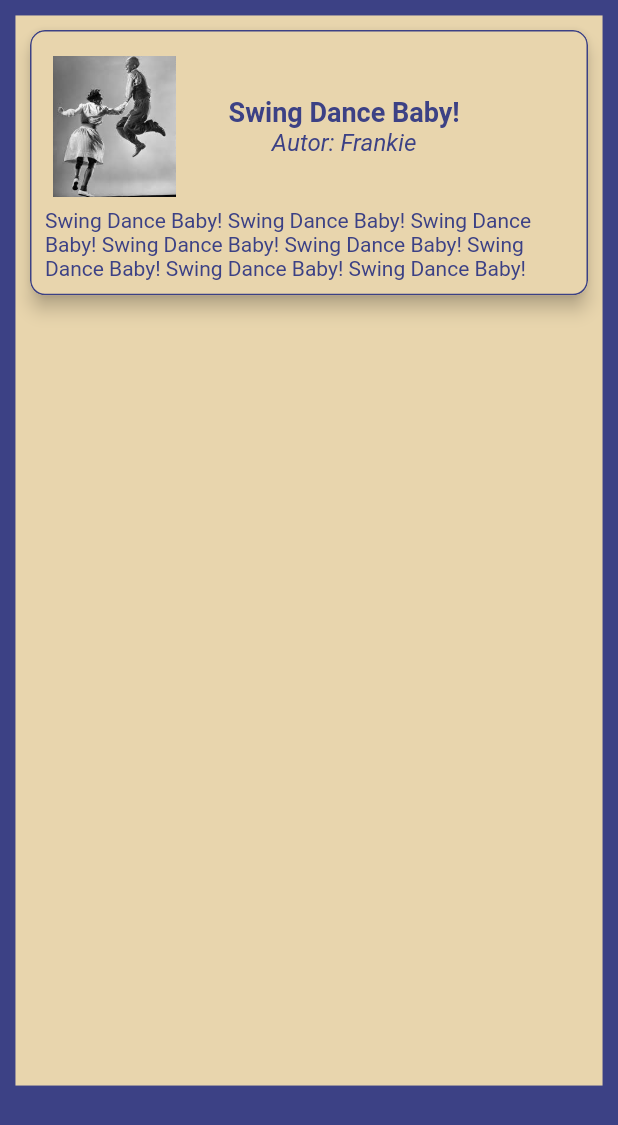
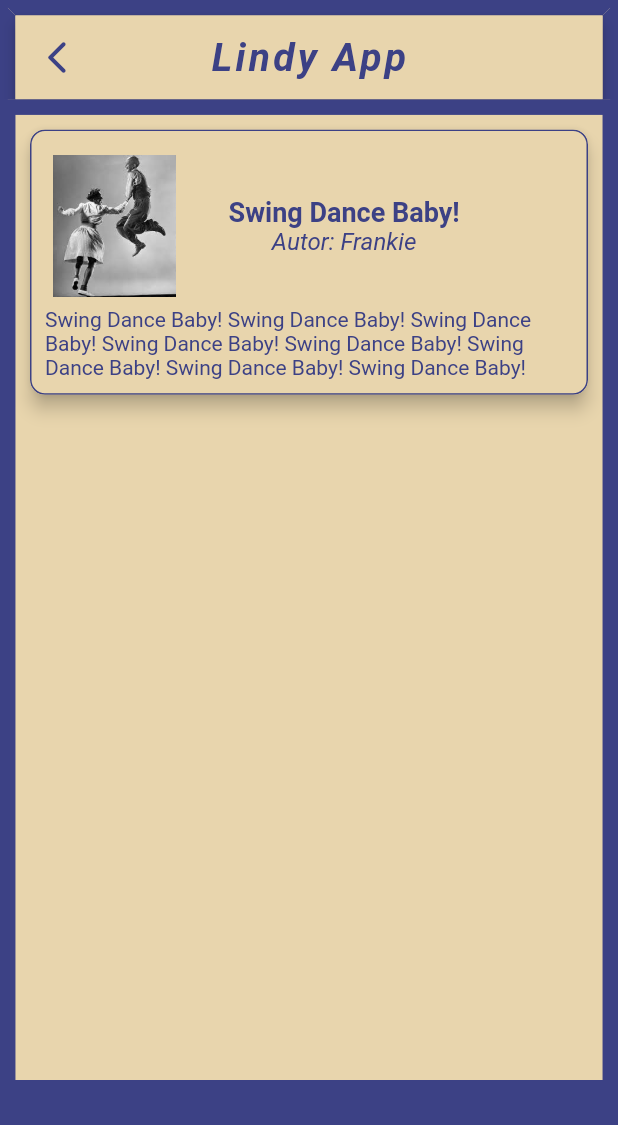
Before and after one commit to FredAPP/lindy, a Flutter app: the ArticlesPage screen opened directly, on a phone screen of 412 x 824 dp. Shown: the top 1125 px of the screen. Run offline on Flutter 3.47's test engine with Material 2 defaults, Android fonts, the phone set to English and light mode, and no system bars; our stand-ins replace persistent_bottom_nav_bar, youtube_player_flutter.

Commit message:
Criado a LindyAppBar, Articles_Page formatada e pubspec.lock atualizado

```diff
--- a/lib/pages/articles_page.dart
+++ b/lib/pages/articles_page.dart
@@ -1,4 +1,5 @@
 import 'package:flutter/material.dart';
+import 'package:lindyapp/widgets/lindyappbar.dart';
 
 class ArticlesPage extends StatelessWidget {
   @override
@@ -11,11 +12,14 @@ class ArticlesPage extends StatelessWidget {
       child: Scaffold(
         //Aqui é para preencher o vazio no fundo entre a barra e a página
         backgroundColor: Color.fromRGBO(60, 65, 133, 1),
-        body: Stack(
+        body: Column(
+          children: [
+            LindyAppBar(),
+            Stack(
               children: [
                 Container(
                   width: width,
-              height: height - 90,
+                  height: height - 160, //Confirmar essa configuração
                   decoration: BoxDecoration(
                     color: Color.fromRGBO(232, 213, 173, 1),
                     border: Border.all(
@@ -37,14 +41,15 @@ class ArticlesPage extends StatelessWidget {
                               child: Row(
                                 children: [
                                   Image(
-                                image:
-                                    AssetImage("assets/images/background.jpeg"),
+                                    image: AssetImage(
+                                        "assets/images/background.jpeg"),
                                     height: height * 0.12,
                                     width: width * 0.20,
                                     fit: BoxFit.fitWidth,
                                   ),
                                   Padding(
-                                padding: const EdgeInsets.fromLTRB(35, 0, 0, 0),
+                                    padding:
+                                        const EdgeInsets.fromLTRB(35, 0, 0, 0),
                                     child: Column(
                                       children: [
                                         Text(
@@ -52,16 +57,16 @@ class ArticlesPage extends StatelessWidget {
                                           style: TextStyle(
                                               fontSize: 18,
                                               fontWeight: FontWeight.bold,
-                                          color:
-                                              Color.fromRGBO(60, 65, 133, 1)),
+                                              color: Color.fromRGBO(
+                                                  60, 65, 133, 1)),
                                         ),
                                         Text(
                                           "Autor: Frankie",
                                           style: TextStyle(
                                               fontSize: 16,
                                               fontStyle: FontStyle.italic,
-                                          color:
-                                              Color.fromRGBO(60, 65, 133, 1)),
+                                              color: Color.fromRGBO(
+                                                  60, 65, 133, 1)),
                                         ),
                                       ],
                                     ),
@@ -71,8 +76,8 @@ class ArticlesPage extends StatelessWidget {
                             ),
                             Text(
                               "Swing Dance Baby! Swing Dance Baby! Swing Dance Baby! Swing Dance Baby! Swing Dance Baby! Swing Dance Baby! Swing Dance Baby! Swing Dance Baby!",
-                          style:
-                              TextStyle(color: Color.fromRGBO(60, 65, 133, 1)),
+                              style: TextStyle(
+                                  color: Color.fromRGBO(60, 65, 133, 1)),
                             ),
                           ],
                         ),
@@ -93,6 +98,8 @@ class ArticlesPage extends StatelessWidget {
                 ),
               ],
             ),
+          ],
+        ),
       ),
     );
   }
--- /dev/null
+++ b/lib/widgets/lindyappbar.dart
@@ -0,0 +1,41 @@
+import 'package:flutter/material.dart';
+
+class LindyAppBar extends StatelessWidget {
+  @override
+  Widget build(BuildContext context) {
+    var screenSize = MediaQuery.of(context).size;
+    var height = screenSize.height;
+    var width = screenSize.width;
+    return Container(
+      decoration: BoxDecoration(
+        color: Color.fromRGBO(232, 213, 173, 1),
+        border: Border(
+          top: BorderSide(
+              width: width * 0.025, color: Color.fromRGBO(60, 65, 133, 1)),
+          left: BorderSide(
+              width: width * 0.025, color: Color.fromRGBO(60, 65, 133, 1)),
+          right: BorderSide(
+              width: width * 0.025, color: Color.fromRGBO(60, 65, 133, 1)),
+        ),
+      ),
+      child: AppBar(
+        leading: Icon(
+          Icons.arrow_back_ios_rounded,
+          color: Color.fromRGBO(60, 65, 133, 1),
+          size: 26,
+        ),
+        backgroundColor: Color.fromRGBO(232, 213, 173, 1),
+        title: Text(
+          "Lindy App",
+          style: TextStyle(
+              letterSpacing: 2,
+              fontStyle: FontStyle.italic,
+              fontSize: 26,
+              fontWeight: FontWeight.bold,
+              color: Color.fromRGBO(60, 65, 133, 1)),
+        ),
+        centerTitle: true,
+      ),
+    );
+  }
+}
```
Also changed, not shown: pubspec.lock. Lines whose indentation alone changed are shown as unchanged.
